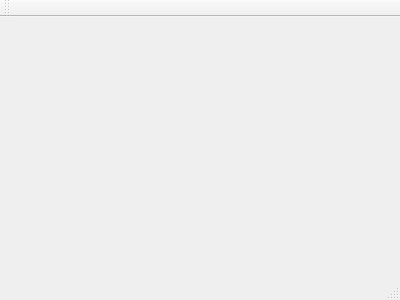
Before: the Qt Designer form qt_aux/helloLocalization/mainwindow.ui in eNorris/cztgui, drawn with Qt 5.
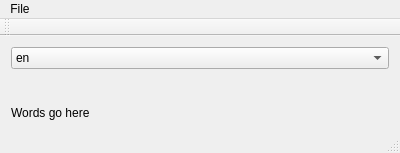
After: the same form once the commit is applied.

```diff
--- a/qt_aux/helloLocalization/mainwindow.ui
+++ b/qt_aux/helloLocalization/mainwindow.ui
@@ -1,24 +1,93 @@
 <ui version="4.0">
  <class>MainWindow</class>
- <widget class="QMainWindow" name="MainWindow" >
-  <property name="geometry" >
+ <widget class="QMainWindow" name="MainWindow">
+  <property name="geometry">
    <rect>
     <x>0</x>
     <y>0</y>
     <width>400</width>
-    <height>300</height>
+    <height>153</height>
    </rect>
   </property>
   <property name="windowTitle" >
    <string>MainWindow</string>
   </property>
-  <widget class="QMenuBar" name="menuBar" />
-  <widget class="QToolBar" name="mainToolBar" />
-  <widget class="QWidget" name="centralWidget" />
-  <widget class="QStatusBar" name="statusBar" />
+  <widget class="QWidget" name="centralWidget">
+   <layout class="QVBoxLayout" name="verticalLayout">
+    <item>
+     <widget class="QComboBox" name="languageComboBox">
+      <item>
+       <property name="text">
+        <string>en</string>
+       </property>
+      </item>
+      <item>
+       <property name="text">
+        <string>fr</string>
+       </property>
+      </item>
+      <item>
+       <property name="text">
+        <string>sp</string>
+       </property>
+      </item>
+     </widget>
+    </item>
+    <item>
+     <spacer name="verticalSpacer">
+      <property name="orientation">
+       <enum>Qt::Vertical</enum>
+      </property>
+      <property name="sizeHint" stdset="0">
+       <size>
+        <width>20</width>
+        <height>16</height>
+       </size>
+      </property>
+     </spacer>
+    </item>
+    <item>
+     <widget class="QLabel" name="outputLabel">
+      <property name="text">
+       <string>Words go here</string>
+      </property>
+     </widget>
+    </item>
+   </layout>
+  </widget>
+  <widget class="QMenuBar" name="menuBar">
+   <property name="geometry">
+    <rect>
+     <x>0</x>
+     <y>0</y>
+     <width>400</width>
+     <height>25</height>
+    </rect>
+   </property>
+   <widget class="QMenu" name="menuFile">
+    <property name="title">
+     <string>File</string>
+    </property>
+    <addaction name="actionFirst_Action"/>
+   </widget>
+   <addaction name="menuFile"/>
+  </widget>
+  <widget class="QToolBar" name="mainToolBar">
+   <attribute name="toolBarArea">
+    <enum>TopToolBarArea</enum>
+   </attribute>
+   <attribute name="toolBarBreak">
+    <bool>false</bool>
+   </attribute>
+  </widget>
+  <widget class="QStatusBar" name="statusBar"/>
+  <action name="actionFirst_Action">
+   <property name="text">
+    <string>First Action</string>
+   </property>
+  </action>
  </widget>
- <layoutDefault spacing="6" margin="11" />
- <pixmapfunction></pixmapfunction>
+ <layoutdefault spacing="6" margin="11"/>
  <resources/>
  <connections/>
 </ui>
```
Left out of the diff: 3 changed lines with no effect on the pictures.
